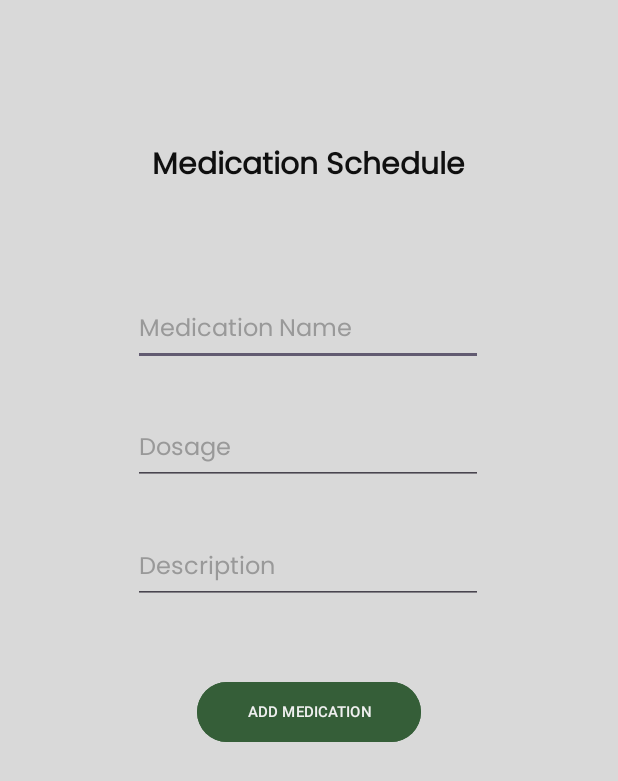
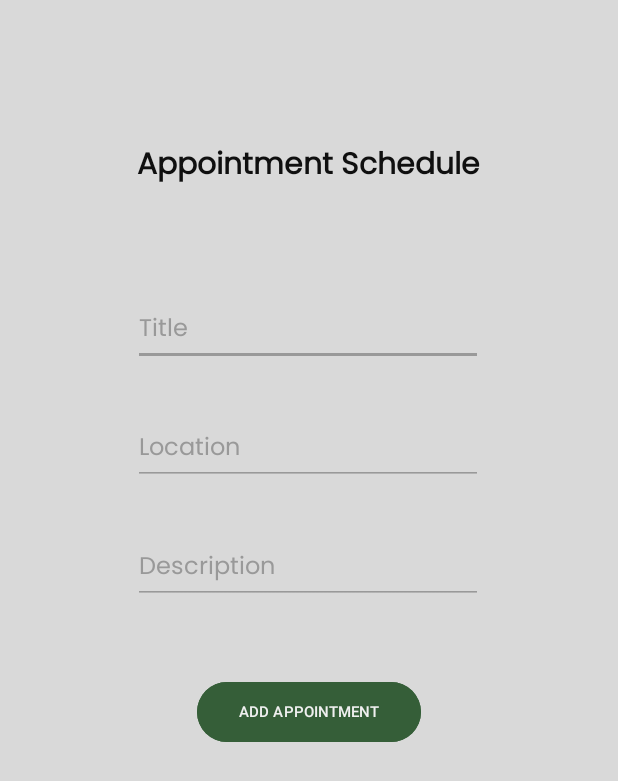
Before and after one commit to tengkuhaikal/peace.my, an Android app: the AppointmentCalendar screen opened directly, with no data from a screen before it, on a phone screen of 412 x 824 dp. Shown: the top 781 px of the screen. Run offline under Robolectric (Android 15) with nearby library versions, the phone set to English and light mode, and no system bars.

Commit message:
add package

```diff
--- a/app/src/main/AndroidManifest.xml
+++ b/app/src/main/AndroidManifest.xml
@@ -15,10 +15,10 @@
 
         <!-- Calendar -->
         <activity
-            android:name=".MedicationCalendar"
+            android:name=".calendar.MedicationCalendar"
             android:exported="false" />
         <activity
-            android:name=".CalendarMainActivity"
+            android:name=".calendar.CalendarMainActivity"
             android:exported="true">
             <intent-filter>
                 <action android:name="android.intent.action.MAIN" />
@@ -27,7 +27,7 @@
             </intent-filter>
         </activity>
         <activity
-            android:name=".AppointmentCalendar"
+            android:name=".calendar.AppointmentCalendar"
             android:exported="false" />
 
         <!-- Appointment -->
@@ -36,16 +36,16 @@
             android:exported="false">
         </activity>
         <activity
-            android:name=".Radiology"
+            android:name=".appointment.Radiology"
             android:exported="false" />
         <activity
-            android:name=".Neurology"
+            android:name=".appointment.Neurology"
             android:exported="false" />
         <activity
             android:name=".Cardiology"
             android:exported="false" />
         <activity
-            android:name=".Dermatology"
+            android:name=".appointment.Dermatology"
             android:exported="false" />
         <activity
             android:name=".DateAndTime"
--- a/app/src/main/java/com/example/madassignment/Dermatology.java
+++ b/app/src/main/java/com/example/madassignment/appointment/Dermatology.java
@@ -1,4 +1,4 @@
-package com.example.madassignment;
+package com.example.madassignment.appointment;
 
 import android.annotation.SuppressLint;
 import android.content.Intent;
@@ -12,6 +12,8 @@ import androidx.cardview.widget.CardView;
 import androidx.core.graphics.Insets;
 import androidx.core.view.ViewCompat;
 import androidx.core.view.WindowInsetsCompat;
+
+import com.example.madassignment.R;
 
 public class Dermatology extends AppCompatActivity {
 
--- a/app/src/main/java/com/example/madassignment/Neurology.java
+++ b/app/src/main/java/com/example/madassignment/appointment/Neurology.java
@@ -1,4 +1,4 @@
-package com.example.madassignment;
+package com.example.madassignment.appointment;
 
 import android.content.Intent;
 import android.os.Bundle;
@@ -11,6 +11,8 @@ import androidx.cardview.widget.CardView;
 import androidx.core.graphics.Insets;
 import androidx.core.view.ViewCompat;
 import androidx.core.view.WindowInsetsCompat;
+
+import com.example.madassignment.R;
 
 public class Neurology extends AppCompatActivity {
 
--- a/app/src/main/java/com/example/madassignment/Radiology.java
+++ b/app/src/main/java/com/example/madassignment/appointment/Radiology.java
@@ -1,4 +1,4 @@
-package com.example.madassignment;
+package com.example.madassignment.appointment;
 
 import android.content.Intent;
 import android.os.Bundle;
@@ -11,6 +11,8 @@ import androidx.cardview.widget.CardView;
 import androidx.core.graphics.Insets;
 import androidx.core.view.ViewCompat;
 import androidx.core.view.WindowInsetsCompat;
+
+import com.example.madassignment.R;
 
 public class Radiology extends AppCompatActivity {
 
--- a/app/src/main/java/com/example/madassignment/MedicationCalendar.java
+++ b/app/src/main/java/com/example/madassignment/calendar/AppointmentCalendar.java
@@ -1,4 +1,4 @@
-package com.example.madassignment;
+package com.example.madassignment.calendar;
 
 import android.content.Intent;
 import android.os.Bundle;
@@ -12,48 +12,51 @@ import androidx.core.graphics.Insets;
 import androidx.core.view.ViewCompat;
 import androidx.core.view.WindowInsetsCompat;
 
-public class MedicationCalendar extends AppCompatActivity {
-    EditText medicationName;
-    EditText dosage;
+import com.example.madassignment.R;
+
+public class AppointmentCalendar extends AppCompatActivity {
+
+    EditText title;
+    EditText location;
     EditText description;
-    Button addMedication;
+    Button addAppointment;
 
     @Override
     protected void onCreate(Bundle savedInstanceState) {
         super.onCreate(savedInstanceState);
-        setContentView(R.layout.activity_medication_calendar);
+        setContentView(R.layout.activity_appointment_calendar);
         ViewCompat.setOnApplyWindowInsetsListener(findViewById(R.id.main), (v, insets) -> {
             Insets systemBars = insets.getInsets(WindowInsetsCompat.Type.systemBars());
             v.setPadding(systemBars.left, systemBars.top, systemBars.right, systemBars.bottom);
             return insets;
         });
 
-        medicationName = findViewById(R.id.etMedicationName);
-        dosage = findViewById(R.id.etDossage);
+        title = findViewById(R.id.etTitle);
+        location = findViewById(R.id.etLocation);
         description = findViewById(R.id.etDescription);
-        addMedication = findViewById(R.id.btnAddMedication);
+        addAppointment = findViewById(R.id.btnAddAppointment);
 
-        addMedication.setOnClickListener(new View.OnClickListener() {
+        addAppointment.setOnClickListener(new View.OnClickListener() {
             @Override
             public void onClick(View view) {
-                if (!medicationName.getText().toString().isEmpty() && !dosage.getText().toString().isEmpty() && !description.getText().toString().isEmpty()) {
+                if (!title.getText().toString().isEmpty() && !location.getText().toString().isEmpty() && !description.getText().toString().isEmpty()) {
 
                     Intent intent = new Intent(Intent.ACTION_INSERT);
                     intent.setData(CalendarContract.Events.CONTENT_URI);
 
-                    intent.putExtra(CalendarContract.Events.TITLE, medicationName.getText().toString());
-                    intent.putExtra(CalendarContract.Events.EVENT_LOCATION, dosage.getText().toString());
+                    intent.putExtra(CalendarContract.Events.TITLE, title.getText().toString());
+                    intent.putExtra(CalendarContract.Events.EVENT_LOCATION, location.getText().toString());
                     intent.putExtra(CalendarContract.Events.DESCRIPTION, description.getText().toString());
                     intent.putExtra(CalendarContract.Events.ALL_DAY, true);
 
                     if (intent.resolveActivity(getPackageManager()) != null) {
                         startActivity(intent);
                     } else {
-                        Toast.makeText(MedicationCalendar.this, "There is no app that can support this action", Toast.LENGTH_SHORT).show();
+                        Toast.makeText(AppointmentCalendar.this, "There is no app that can support this action", Toast.LENGTH_SHORT).show();
 
                     }
                 } else {
-                    Toast.makeText(MedicationCalendar.this, "Please fill all the fields", Toast.LENGTH_SHORT).show();
+                    Toast.makeText(AppointmentCalendar.this, "Please fill all the fields", Toast.LENGTH_SHORT).show();
                 }
             }
         });
--- a/app/src/main/java/com/example/madassignment/CalendarMainActivity.java
+++ b/app/src/main/java/com/example/madassignment/calendar/CalendarMainActivity.java
@@ -1,4 +1,4 @@
-package com.example.madassignment;
+package com.example.madassignment.calendar;
 
 import android.os.Bundle;
 
@@ -7,6 +7,8 @@ import androidx.appcompat.app.AppCompatActivity;
 import androidx.core.graphics.Insets;
 import androidx.core.view.ViewCompat;
 import androidx.core.view.WindowInsetsCompat;
+
+import com.example.madassignment.R;
 
 public class CalendarMainActivity extends AppCompatActivity {
 
--- a/app/src/main/res/layout/activity_appointment_calendar.xml
+++ b/app/src/main/res/layout/activity_appointment_calendar.xml
@@ -6,7 +6,7 @@
     android:layout_width="match_parent"
     android:layout_height="match_parent"
     android:background="#D9D9D9"
-    tools:context=".AppointmentCalendar">
+    tools:context=".calendar.AppointmentCalendar">
 
     <TextView
         android:id="@+id/tvTitle"
--- a/app/src/main/res/layout/activity_dermatology.xml
+++ b/app/src/main/res/layout/activity_dermatology.xml
@@ -6,7 +6,7 @@
     android:layout_width="match_parent"
     android:layout_height="match_parent"
     android:background="#D9D9D9"
-    tools:context=".Dermatology">
+    tools:context=".appointment.Dermatology">
 
     <TextView
         android:id="@+id/tvTitle"
--- a/app/src/main/res/layout/activity_main_calendar.xml
+++ b/app/src/main/res/layout/activity_main_calendar.xml
@@ -6,7 +6,7 @@
     android:layout_width="match_parent"
     android:layout_height="match_parent"
     android:background="#98A869"
-    tools:context=".CalendarMainActivity">
+    tools:context=".calendar.CalendarMainActivity">
 
     <TextView
         android:id="@+id/tvTitle"
--- a/app/src/main/res/layout/activity_medication_calendar.xml
+++ b/app/src/main/res/layout/activity_medication_calendar.xml
@@ -6,7 +6,7 @@
     android:layout_width="match_parent"
     android:layout_height="match_parent"
     android:background="#D9D9D9"
-    tools:context=".MedicationCalendar">
+    tools:context=".calendar.MedicationCalendar">
 
     <TextView
         android:id="@+id/tvTitle"
--- a/app/src/main/res/layout/activity_neurology.xml
+++ b/app/src/main/res/layout/activity_neurology.xml
@@ -6,7 +6,7 @@
     android:layout_width="match_parent"
     android:layout_height="match_parent"
     android:background="#D9D9D9"
-    tools:context=".Neurology">
+    tools:context=".appointment.Neurology">
 
     <TextView
         android:id="@+id/tvTitle"
--- a/app/src/main/res/layout/activity_radiology.xml
+++ b/app/src/main/res/layout/activity_radiology.xml
@@ -6,7 +6,7 @@
     android:layout_width="match_parent"
     android:layout_height="match_parent"
     android:background="#D9D9D9"
-    tools:context=".Radiology">
+    tools:context=".appointment.Radiology">
 
     <TextView
         android:id="@+id/tvTitle"
```
Also changed, not shown: app/src/main/java/com/example/madassignment/appointment/AppointmentMainActivity.java (renamed from app/src/main/java/com/example/madassignment/AppointmentMainActivity.java, +7 -5 lines), app/src/main/java/com/example/madassignment/appointment/Cardiology.java (renamed from app/src/main/java/com/example/madassignment/Cardiology.java, +5 -3 lines), app/src/main/java/com/example/madassignment/appointment/DateAndTime.java (renamed from app/src/main/java/com/example/madassignment/DateAndTime.java, +5 -3 lines), app/src/main/java/com/example/madassignment/calendar/MedicationCalendar.java (renamed from app/src/main/java/com/example/madassignment/AppointmentCalendar.java, +16 -15 lines).
